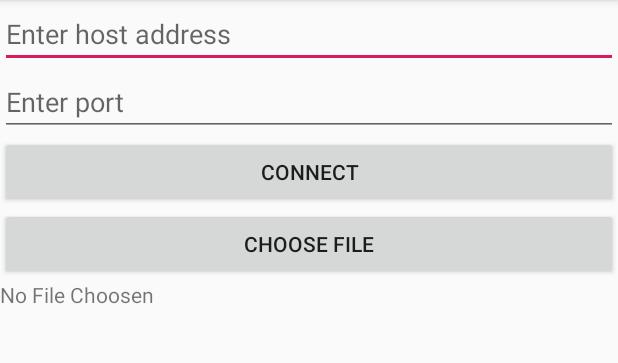
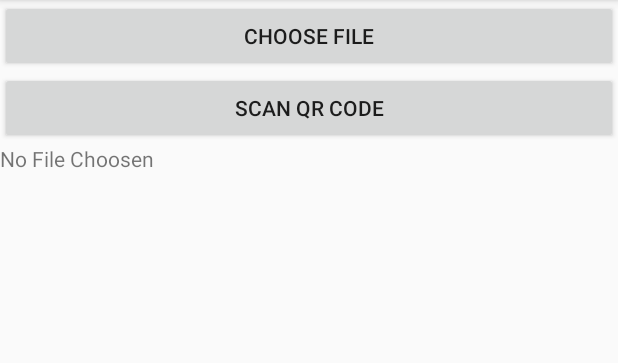
Before and after one commit to JayjeetAtGithub/Air-Drop-Android, an Android app: the screen it shows after launch (MainActivity), on a phone screen of 412 x 824 dp, the part 84-447 px from its top. Run offline under Robolectric (Android 15) with nearby library versions, the phone set to English and light mode, and no system bars.

Commit message:
Added QR Scode scanning Facility

```diff
--- a/app/src/main/java/com/pyp2p/jayjeet/pyp2pandroid/MainActivity.java
+++ b/app/src/main/java/com/pyp2p/jayjeet/pyp2pandroid/MainActivity.java
@@ -2,75 +2,60 @@ package com.pyp2p.jayjeet.pyp2pandroid;
 
 import android.Manifest;
 import android.app.Activity;
-import android.app.AlertDialog;
 import android.content.Intent;
 import android.content.pm.PackageManager;
 import android.net.Uri;
 import android.os.Build;
-import android.os.Environment;
-import android.support.annotation.IntRange;
-import android.support.annotation.IntegerRes;
+import android.os.Bundle;
 import android.support.v4.app.ActivityCompat;
 import android.support.v4.content.ContextCompat;
 import android.support.v7.app.AppCompatActivity;
-import android.os.Bundle;
 import android.util.Log;
 import android.view.View;
 import android.widget.Button;
-import android.widget.EditText;
 import android.widget.TextView;
 import android.widget.Toast;
 
 import java.io.BufferedInputStream;
-import java.io.BufferedOutputStream;
-import java.io.BufferedWriter;
 import java.io.File;
 import java.io.FileInputStream;
 import java.io.FileNotFoundException;
-import java.io.FileOutputStream;
 import java.io.IOException;
-import java.io.InputStream;
 import java.io.OutputStream;
-import java.io.OutputStreamWriter;
-import java.io.PrintWriter;
-import java.net.InetAddress;
 import java.net.Socket;
-import java.nio.Buffer;
+
 
 public class MainActivity extends AppCompatActivity implements View.OnClickListener {
 
     private static final int PERMISSION_REQUEST_CODE = 1;
+    private static final int QR_CODE_SCANNER_REQUEST_CODE = 2;
+
+    String serverHost;
+    Integer serverPort;
     String filePath = null;
-    Button connectButton,filePicker;
-    EditText host;
-    EditText port;
+    Button filePicker, scanQrCode;
     TextView fileUrl;
-    String serverIpAddress;
-    Integer serverPort;
 
     @Override
     protected void onCreate(Bundle savedInstanceState) {
         super.onCreate(savedInstanceState);
         setContentView(R.layout.activity_main);
-        connectButton = findViewById(R.id.connect_button);
+
         filePicker = findViewById(R.id.file_picker);
-        host = findViewById(R.id.host);
-        port = findViewById(R.id.port);
+        scanQrCode = findViewById(R.id.scan_code);
         fileUrl = findViewById(R.id.file_url);
-        connectButton.setOnClickListener(this);
+
         filePicker.setOnClickListener(this);
-        if (Build.VERSION.SDK_INT >= 23)
-        {
-            if (checkPermission())
-            {
-                Log.d("Permission","Granted");
+        scanQrCode.setOnClickListener(this);
+
+        if (Build.VERSION.SDK_INT >= 23) {
+            if (checkPermission()) {
+                Log.d("Permission", "Granted");
             } else {
                 requestPermission();
-                Log.d("Permission","Asking permission");
+                Log.d("Permission", "Asking permission");
             }
-        }
-        else
-        {
+        } else {
 
         }
 
@@ -84,7 +69,6 @@ public class MainActivity extends AppCompatActivity implements View.OnClickListe
             return false;
         }
     }
-
 
 
     private void requestPermission() {
@@ -109,7 +93,7 @@ public class MainActivity extends AppCompatActivity implements View.OnClickListe
         }
     }
 
-
+    // Open the file browser intent
     public void performFileSearch() {
         Intent intent = new Intent(Intent.ACTION_OPEN_DOCUMENT);
         intent.addCategory(Intent.CATEGORY_OPENABLE);
@@ -117,58 +101,57 @@ public class MainActivity extends AppCompatActivity implements View.OnClickListe
         startActivityForResult(intent, PERMISSION_REQUEST_CODE);
     }
 
+    // This function is called after getting result from activity
     @Override
     public void onActivityResult(int requestCode, int resultCode,
                                  Intent resultData) {
 
         if (requestCode == PERMISSION_REQUEST_CODE && resultCode == Activity.RESULT_OK) {
-            Uri uri = null;
             if (resultData != null) {
-                uri = resultData.getData();
+                Uri uri = resultData.getData();
                 filePath = uri.getPath().substring(10);
                 fileUrl.setText(filePath);
-                Log.d("URI",filePath);
+            }
+        } else if (requestCode == QR_CODE_SCANNER_REQUEST_CODE && resultCode == Activity.RESULT_OK) {
+            if (resultData != null) {
+                String[] addr = resultData.getData().toString().split(":");
+                serverHost = addr[0];
+                serverPort = Integer.parseInt(addr[1]);
+                if(filePath != null) {
+                    Thread cThread = new Thread(new ServerThread());
+                    cThread.start();
+                }
+                else
+                {
+                    Log.d("ERROR","No file picked");
+                }
             }
         }
     }
 
-
+    // OnClick Listeners
     @Override
     public void onClick(View v) {
         int id = v.getId();
-        if(id == R.id.connect_button){
-            if(filePath != null) {
-                Log.d("TAG", "onClick: ok");
-                try {
-                    serverIpAddress = host.getText().toString();
-                    serverPort = Integer.parseInt(port.getText().toString());
-                }catch (NumberFormatException e){
-                    Toast.makeText(MainActivity.this,"Wrong host or port !",Toast.LENGTH_SHORT).show();
-                }
-                Thread cThread = new Thread(new ServerThread());
-                cThread.start();
-            }
-            else
-            {
-                Toast.makeText(MainActivity.this,"No file picked !",Toast.LENGTH_SHORT).show();
-            }
-        }else if (id == R.id.file_picker) {
+        if (id == R.id.file_picker) {
             performFileSearch();
+        } else if (id == R.id.scan_code) {
+            startActivityForResult(new Intent(this, BarcodeScanningActivity.class), QR_CODE_SCANNER_REQUEST_CODE);
         }
     }
 
-
-    public class ServerThread implements Runnable{
+    // File Sending Logic
+    public class ServerThread implements Runnable {
         @Override
         public void run() {
             Socket socket = null;
             try {
-                socket = new Socket(serverIpAddress, serverPort);
+                socket = new Socket(serverHost, serverPort);
             } catch (Exception e) {
                 MainActivity.this.runOnUiThread(new Runnable() {
                     @Override
                     public void run() {
-                        Toast.makeText(MainActivity.this,"Connection Failed ! Try Again", Toast.LENGTH_SHORT).show();
+                        Toast.makeText(MainActivity.this, "Connection Failed ! Try Again", Toast.LENGTH_SHORT).show();
                     }
                 });
                 return;
--- a/app/src/main/res/layout/activity_main.xml
+++ b/app/src/main/res/layout/activity_main.xml
@@ -7,30 +7,18 @@
     android:orientation="vertical"
     tools:context=".MainActivity">
 
-    <EditText
-        android:id="@+id/host"
-        android:layout_width="match_parent"
-        android:layout_height="wrap_content"
-        android:hint="Enter host address" />
-
-
-    <EditText
-        android:id="@+id/port"
-        android:layout_width="match_parent"
-        android:layout_height="wrap_content"
-        android:hint="Enter port" />
-
-    <Button
-        android:id="@+id/connect_button"
-        android:layout_width="match_parent"
-        android:layout_height="wrap_content"
-        android:text="Connect"/>
-
     <Button
         android:id="@+id/file_picker"
         android:layout_width="match_parent"
         android:layout_height="wrap_content"
-        android:text="Choose File"/>
+        android:text="CHOOSE FILE"/>
+
+    <Button
+        android:id="@+id/scan_code"
+        android:layout_width="match_parent"
+        android:layout_height="wrap_content"
+        android:text="SCAN QR CODE"/>
+
 
     <TextView
         android:id="@+id/file_url"
```
Also changed, not shown: app/build.gradle (+8 -0 lines), app/src/main/AndroidManifest.xml (+7 -3 lines), app/src/main/java/com/pyp2p/jayjeet/pyp2pandroid/BarcodeScanningActivity.java (added, +46 -0 lines), app/src/main/res/layout/activity_barcode_scanning.xml (added, +9 -0 lines).
